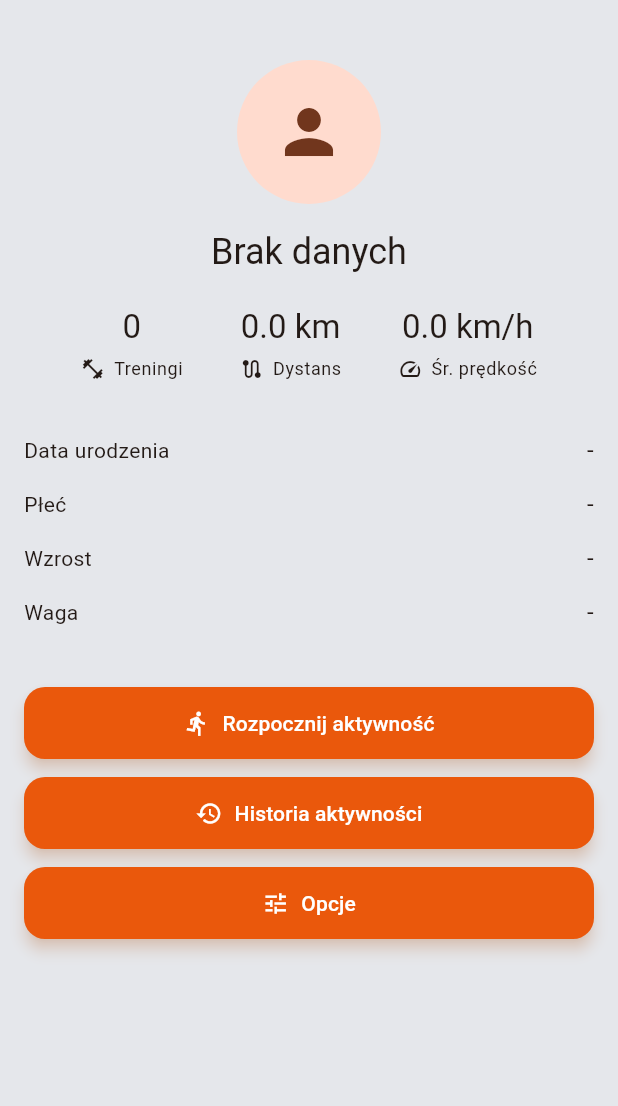
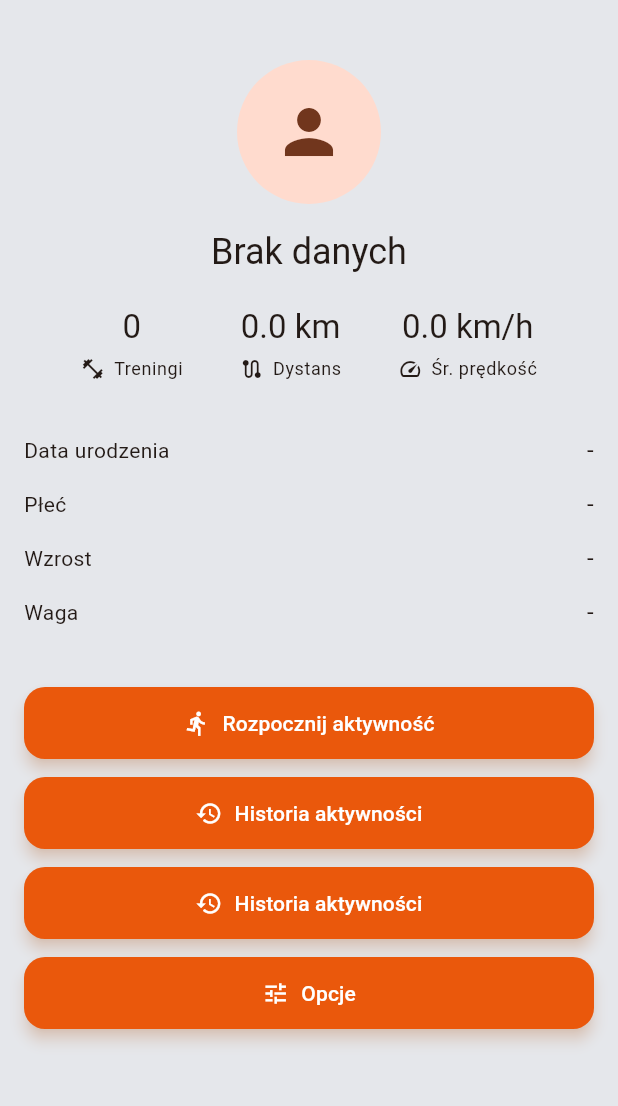
Before and after one commit to dominog125/Strava_DreamTeam_Edition, a Flutter app: the ProfileScreen screen opened by its route, on a phone screen of 412 x 824 dp, the part 84-1190 px from its top. Run offline on Flutter 3.47's test engine with Material 3 defaults, Android fonts, the phone set to English and light mode, and no system bars; our stand-ins replace connectivity_plus, dio, flutter_map, geolocator, get_it, hive and 4 more; accounts and stored records are empty; network calls fail.

Commit message:
feat: Add correctt activity history screen
- Adds a new, temporary screen for activity history.
- Adds a new route `/act-ogr-history` for this screen.
- Adds a button on the profile screen to navigate to the new activity history page.

```diff
--- a/Mobile/mini_strava/lib/core/navigation/app_router.dart
+++ b/Mobile/mini_strava/lib/core/navigation/app_router.dart
@@ -21,6 +21,7 @@ import '../../features/invites/presentation/screens/invites_inbox_screen.dart';
 
 import '../../features/ranking/presentation/screens/ranking_screen.dart';
 import '../../features/search/presentation/screens/search_screen.dart';
+import 'package:mini_strava/features/act_ogr_history/presentation/screens/act_ogr_history_screen.dart';
 
 
 class AppRouter {
@@ -50,5 +51,6 @@ class AppRouter {
     AppRoutes.invites: (_) => const InvitesInboxScreen(),
     AppRoutes.ranking: (_) => const RankingScreen(),
     AppRoutes.search: (_) => const SearchScreen(),
+    AppRoutes.actOgrHistory: (_) => const ActOgrHistoryScreen(),
   };
 }
--- a/Mobile/mini_strava/lib/core/navigation/app_routes.dart
+++ b/Mobile/mini_strava/lib/core/navigation/app_routes.dart
@@ -11,6 +11,7 @@ abstract class AppRoutes {
 
   static const activity = '/activity';
   static const activityHistory = '/activity-history';
+  static const actOgrHistory = '/act-ogr-history';
 
   static const friends = '/friends';
   static const invites = '/invites';
--- a/Mobile/mini_strava/lib/features/profile/presentation/screens/profile_screen.dart
+++ b/Mobile/mini_strava/lib/features/profile/presentation/screens/profile_screen.dart
@@ -10,7 +10,6 @@ import 'package:mini_strava/features/activity_history/domain/usecases/get_user_s
 import 'package:mini_strava/features/activity_history/domain/entities/user_stats.dart';
 import 'package:mini_strava/features/profile/domain/entities/user_profile.dart';
 import 'package:mini_strava/features/activity_history/data/datasources/activity_history_local_data_source.dart';
-
 import '../controller/profile_controller.dart';
 
 class ProfileScreen extends StatefulWidget {
@@ -42,7 +41,6 @@ class _ProfileScreenState extends State<ProfileScreen> {
 
     c.addListener(_onChanged);
     c.load();
-
     _loadStats();
 
     _boxSub = _historyLocal.box.watch().listen((_) {
@@ -92,7 +90,6 @@ class _ProfileScreenState extends State<ProfileScreen> {
   Widget build(BuildContext context) {
     final birthDateText =
     c.birthDate == null ? '-' : DateFormat('yyyy-MM-dd').format(c.birthDate!);
-
     final fullName = '${c.firstName.text} ${c.lastName.text}'.trim();
     final heightText = _withUnitOrDash(c.heightCm.text, 'cm');
     final weightText = _withUnitOrDash(c.weightKg.text, 'kg');
@@ -149,9 +146,7 @@ class _ProfileScreenState extends State<ProfileScreen> {
             CircleAvatar(
               radius: 48,
               backgroundImage: avatarProvider,
-              child: avatarProvider == null
-                  ? const Icon(Icons.person, size: 48)
-                  : null,
+              child: avatarProvider == null ? const Icon(Icons.person, size: 48) : null,
             ),
             const SizedBox(height: 16),
             Text(
@@ -192,6 +187,7 @@ class _ProfileScreenState extends State<ProfileScreen> {
             _InfoRow(label: 'Wzrost', value: heightText),
             _InfoRow(label: 'Waga', value: weightText),
             const SizedBox(height: 32),
+
             SizedBox(
               width: double.infinity,
               child: ElevatedButton.icon(
@@ -201,6 +197,7 @@ class _ProfileScreenState extends State<ProfileScreen> {
               ),
             ),
             const SizedBox(height: 12),
+
             SizedBox(
               width: double.infinity,
               child: ElevatedButton.icon(
@@ -213,6 +210,18 @@ class _ProfileScreenState extends State<ProfileScreen> {
                 label: const Text('Historia aktywności'),
               ),
             ),
+
+            // ✅ NOWY PRZYCISK: identyczny, ale prowadzi do nowej strony act_ogr_history
+            const SizedBox(height: 12),
+            SizedBox(
+              width: double.infinity,
+              child: ElevatedButton.icon(
+                onPressed: () => Navigator.pushNamed(context, AppRoutes.actOgrHistory),
+                icon: const Icon(Icons.history), // identyczna ikonka jak wyżej
+                label: const Text('Historia aktywności'), // identyczny tekst jak wyżej
+              ),
+            ),
+
             const SizedBox(height: 12),
             SizedBox(
               width: double.infinity,
```
Also changed, not shown: Mobile/mini_strava/lib/features/act_ogr_history/presentation/screens/act_ogr_history_screen.dart (added, +24 -0 lines).
